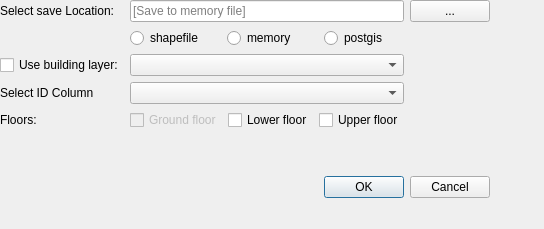
spacesyntax/UrbanDataInputTool, file CreateNew_LU_dialog_base.ui: the form before one commit.
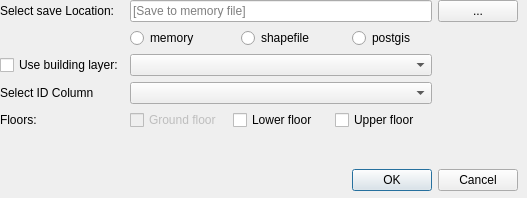
The form after the commit.

What changed in the file:
```diff
--- a/CreateNew_LU_dialog_base.ui
+++ b/CreateNew_LU_dialog_base.ui
@@ -6,8 +6,8 @@
    <rect>
     <x>0</x>
     <y>0</y>
-    <width>544</width>
-    <height>229</height>
+    <width>527</width>
+    <height>198</height>
    </rect>
   </property>
   <property name="sizePolicy">
@@ -31,7 +31,15 @@
   <property name="windowTitle">
    <string>Create new land use layer</string>
   </property>
-  <widget class="QWidget" name="">
+  <widget class="QWidget" name="layoutWidget">
+   <property name="geometry">
+    <rect>
+     <x>0</x>
+     <y>0</y>
+     <width>518</width>
+     <height>191</height>
+    </rect>
+   </property>
    <layout class="QGridLayout" name="gridLayout">
     <item row="5" column="1" colspan="2">
      <widget class="QComboBox" name="selectIDbuildingCombo"/>
@@ -169,13 +177,6 @@
     </item>
     <item row="3" column="1">
      <layout class="QHBoxLayout" name="horizontalLayout_2">
-      <item>
-       <widget class="QRadioButton" name="lu_shp_radioButton">
-        <property name="text">
-         <string>shapefile</string>
-        </property>
-       </widget>
-      </item>
       <item>
        <widget class="QRadioButton" name="lu_memory_radioButton">
         <property name="text">
@@ -183,6 +184,13 @@
         </property>
        </widget>
       </item>
+      <item>
+       <widget class="QRadioButton" name="lu_shp_radioButton">
+        <property name="text">
+         <string>shapefile</string>
+        </property>
+       </widget>
+      </item>
      </layout>
     </item>
    </layout>
```
